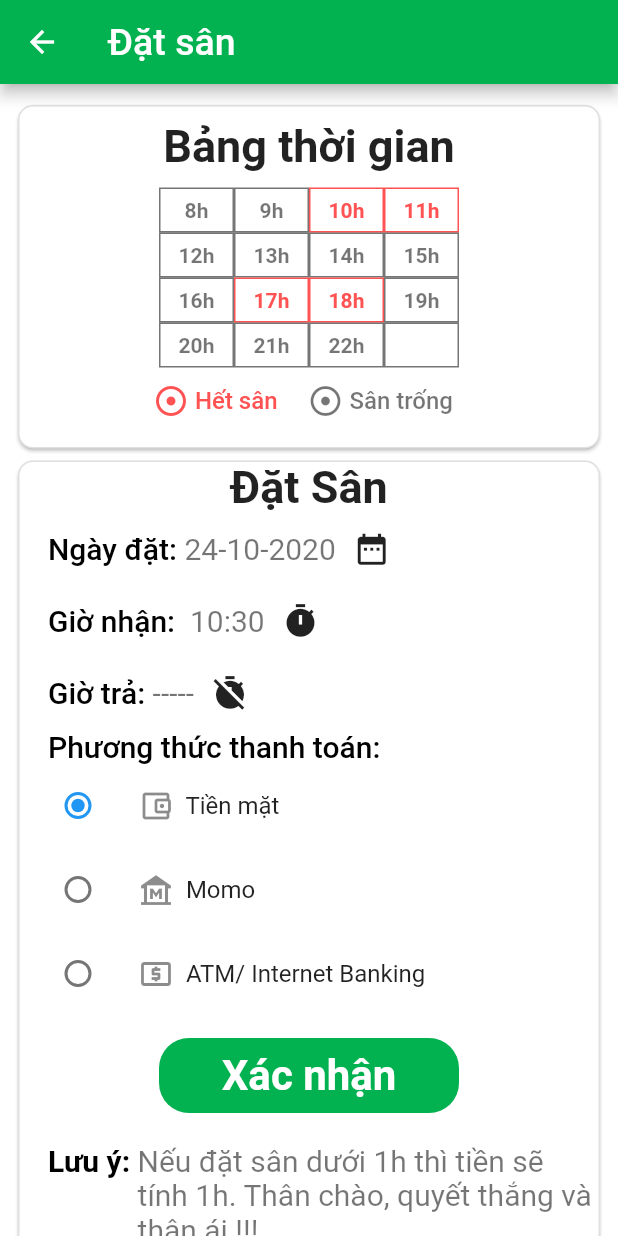
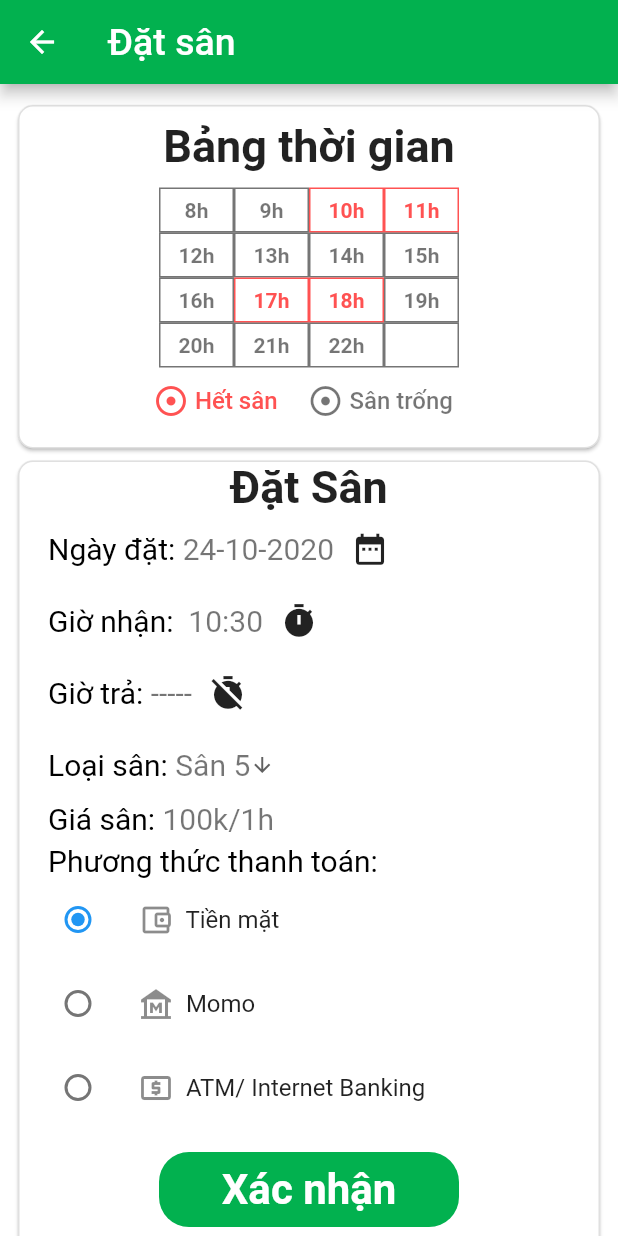
Before and after one commit to tult1803/HCI, a Flutter app: the DetailsBooking screen opened directly, after a tap on "Đặt sân", on a phone screen of 412 x 824 dp. Run offline on Flutter 3.47's test engine with Material 2 defaults, Android fonts, the phone set to English and light mode, and no system bars; our stand-ins replace curved_navigation_bar, email_validator, firebase_auth, firebase_core, flutter_datetime_picker, font_awesome_flutter and 4 more; accounts and stored records are empty.

Commit message:
Change Layout

```diff
--- a/football_manager/lib/url/url.dart
+++ b/football_manager/lib/url/url.dart
@@ -1,5 +1,5 @@
 
 import 'dart:ui';
 
-String url_imgbackground_welcome = 'images/bg1.jpg';
+String url_imgbackground_welcome = 'images/bg1.png';
 Color main_color = Color.fromARGB(255, 2, 177, 79);
--- a/football_manager/lib/view/details_booking.dart
+++ b/football_manager/lib/view/details_booking.dart
@@ -183,7 +183,7 @@ class DetailsBookingState extends State<DetailsBooking> {
                               ),
                             ),
                             Padding(
-                              padding: const EdgeInsets.only(top: 10, left: 20),
+                              padding: const EdgeInsets.only(top: 10, left: 18),
                               child: Row(
                                 // mainAxisAlignment: MainAxisAlignment.start,
                                 crossAxisAlignment: CrossAxisAlignment.start,
@@ -212,55 +212,33 @@ class DetailsBookingState extends State<DetailsBooking> {
                               ),
                             ),
 
-                            Padding(
-                              padding: const EdgeInsets.only(top: 10, left: 20),
-                              child: Row(
-                                children: [
-                                  Text(
-                                    'Mở cửa: ',
-                                    style: TextStyle(
-                                        fontSize: 20,
-                                        color: Colors.black,
-                                        fontWeight: FontWeight.w500),
-                                  ),
-                                  Text(
-                                    '$timeOpen',
-                                    style: TextStyle(
-                                        fontSize: 20, color: Colors.black54),
-                                  ),
-                                ],
-                              ),
-                            ),
-
                             Row(
                               children: [
                                 Container(
                                   child: Column(
                                     children: [
                                       Padding(
-                                        padding: const EdgeInsets.only(
-                                            top: 10, left: 10),
+                                        padding: const EdgeInsets.only(top: 10, left: 20),
                                         child: Row(
                                           children: [
                                             Text(
-                                              'Loại sân: ',
+                                              'Mở cửa: ',
                                               style: TextStyle(
                                                   fontSize: 20,
                                                   color: Colors.black,
                                                   fontWeight: FontWeight.w500),
                                             ),
                                             Text(
-                                              'Sân 7',
+                                              '$timeOpen',
                                               style: TextStyle(
-                                                  fontSize: 20,
-                                                  color: Colors.black54),
+                                                  fontSize: 20, color: Colors.black54),
                                             ),
                                           ],
                                         ),
                                       ),
                                       Padding(
                                         padding: const EdgeInsets.only(
-                                            top: 10, left: 20),
+                                            top: 10, left: 10),
                                         child: Row(
                                           children: [
                                             Text(
@@ -806,6 +784,8 @@ class DetailsBookingState extends State<DetailsBooking> {
       ],
     );
   }
+
+  }
 //  void _checkTime(){
 //    if(startTime.isEmpty || startTime == ''){
 //      _showCheck("Giờ nhận trống !!!");
@@ -1031,5 +1011,3 @@ class DetailsBookingState extends State<DetailsBooking> {
 //       ),
 //     );
 //   }
-}
-//
--- a/football_manager/lib/view/details_history.dart
+++ b/football_manager/lib/view/details_history.dart
@@ -144,7 +144,7 @@ class DetailsHistoryBookingPageState extends State<DetailsHistoryBookingPage> {
                                       fontWeight: FontWeight.w500),
                                 ),
                                 Text(
-                                  '14h00 - 15h00',
+                                  '14h00 - 16h00 (2h)',
                                   style: TextStyle(
                                       fontSize: 17, color: Colors.black54),
                                 ),
@@ -184,7 +184,7 @@ class DetailsHistoryBookingPageState extends State<DetailsHistoryBookingPage> {
                                       fontWeight: FontWeight.w500),
                                 ),
                                 Text(
-                                  '80k',
+                                  '160k',
                                   style: TextStyle(
                                       fontSize: 17, color: Colors.black54),
                                 ),
--- a/football_manager/lib/view/final_details_booking.dart
+++ b/football_manager/lib/view/final_details_booking.dart
@@ -22,7 +22,7 @@ class FinalDetailsBookingState extends State<FinalDetailsBooking> {
   int checkClickDiscount, price;
   double totalPrice;
   DateTime _endTime;
-  String btnDiscount, eror, pttt;
+  String btnDiscount, eror, pttt, dropdownValue = 'Sân 5';
   Widget _widget;
   String tapped = null;
   String  email, displayName, days;
@@ -228,7 +228,7 @@ class FinalDetailsBookingState extends State<FinalDetailsBooking> {
                             padding: const EdgeInsets.only(top: 0, left:20),
                             child: Row(
                               children: [
-                                Text('Ngày đặt: ', style: TextStyle(fontSize: 20, color: Colors.black, fontWeight: FontWeight.w500),),
+                                Text('Ngày đặt: ', style: TextStyle(fontSize: 20, color: Colors.black, fontWeight: FontWeight.w400),),
                                 Text('$days', style: TextStyle(fontSize: 20, color: Colors.black54),),
                                 Expanded(child: Container(
                                   alignment: Alignment.centerLeft,
@@ -255,7 +255,7 @@ class FinalDetailsBookingState extends State<FinalDetailsBooking> {
                             padding: const EdgeInsets.only(top: 0, left: 20),
                             child: Row(
                               children: [
-                                Text('Giờ nhận: ', style: TextStyle(fontSize: 20, color: Colors.black, fontWeight: FontWeight.w500),),
+                                Text('Giờ nhận: ', style: TextStyle(fontSize: 20, color: Colors.black, fontWeight: FontWeight.w400),),
                                 Text('$startTime', style: TextStyle(fontSize: 20, color: Colors.black54),),
                                 Expanded(child: Container(
                                   alignment: Alignment.centerLeft,
@@ -279,7 +279,7 @@ class FinalDetailsBookingState extends State<FinalDetailsBooking> {
                             padding: const EdgeInsets.only(top: 0, left: 20),
                             child: Row(
                               children: [
-                                Text('Giờ trả: ', style: TextStyle(fontSize: 20, color: Colors.black, fontWeight: FontWeight.w500),),
+                                Text('Giờ trả: ', style: TextStyle(fontSize: 20, color: Colors.black, fontWeight: FontWeight.w400),),
                                 Text('$endTime', style: TextStyle(fontSize: 20, color: Colors.black54),),
                                 Expanded(child: Container(
                                   alignment: Alignment.centerLeft,
@@ -296,6 +296,29 @@ class FinalDetailsBookingState extends State<FinalDetailsBooking> {
                                         }, currentTime: DateTime.now());
                                       }),
                                 )),
+                              ],
+                            ),
+                          ),
+
+                          Padding(
+                            padding: const EdgeInsets.only(top: 0, left: 20),
+                            child: Row(
+                              children: [
+                                Text('Loại sân: ', style: TextStyle(fontSize: 20, color: Colors.black, fontWeight: FontWeight.w400),),
+                                Expanded(child: Container(
+                                  alignment: Alignment.centerLeft,
+                                  child: optionF()
+                                )),
+                              ],
+                            ),
+                          ),
+
+                          Padding(
+                            padding: const EdgeInsets.only(top: 0, left: 20),
+                            child: Row(
+                              children: [
+                                Text('Giá sân: ', style: TextStyle(fontSize: 20, color: Colors.black, fontWeight: FontWeight.w400),),
+                                Text('${price}k/1h', style: TextStyle(fontSize: 20, color: Colors.black54),),
                               ],
                             ),
                           ),
@@ -325,8 +348,8 @@ class FinalDetailsBookingState extends State<FinalDetailsBooking> {
                           // ),
 
                           Padding(
-                            padding: const EdgeInsets.only(top: 0, left: 20),
-                            child:Text('Phương thức thanh toán: ', style: TextStyle(fontSize: 20, color: Colors.black, fontWeight: FontWeight.w500),),
+                            padding: const EdgeInsets.only(top: 5, left: 20),
+                            child:Text('Phương thức thanh toán: ', style: TextStyle(fontSize: 20, color: Colors.black, fontWeight: FontWeight.w400),),
                           ),
                           radioPay(),
 
@@ -862,13 +885,14 @@ class FinalDetailsBookingState extends State<FinalDetailsBooking> {
                     _formPadding('Ngày đặt', days),
                     _formPadding('Giờ nhận sân', startTime),
                     _formPadding('Giờ trả sân', endTime),
-                    _formPadding('Giá sân', '$price/1h'),
-                    _formPadding('Giảm giá', '$downPrice%'),
+                    _formPadding('Loại sân', '$dropdownValue'),
+                    _formPadding('PTTT ', pttt),
                     SizedBox(height: 10,),
                     Center(child: Text('--------------------'),),
                     SizedBox(height: 5,),
                     Center(child:  Text("Tổng tiền" , style: TextStyle(color: Colors.black, fontWeight: FontWeight.w700, fontSize: 25),)),
-                    _formPadding('PTTT ', pttt),
+                    _formPadding('Giá sân', '$price/1h'),
+                    _formPadding('Giảm giá', '$downPrice%'),
                     _formPadding('Tổng giờ', totalTime),
                     _formPadding('Giá sau giảm', '${mainPrice.toInt()}k/1h'),
                     _formPadding('Tổng tiền', '${totalPrice.toInt()}k'),
@@ -900,6 +924,37 @@ class FinalDetailsBookingState extends State<FinalDetailsBooking> {
     });
   }
 
+  Widget optionF(){
+    return DropdownButton<String>(
+      value: dropdownValue,
+      icon: Icon(Icons.arrow_downward),
+      iconSize: 16,
+      elevation: 16,
+      style: TextStyle(color: Colors.black54),
+      underline: Container(
+        height: 1,
+        // color: main_color,
+      ),
+      onChanged: (String newValue) {
+        setState(() {
+          dropdownValue = newValue;
+          if(dropdownValue == 'Sân 5'){
+            price = 100;
+          }else{
+            price = 140;
+          }
+        });
+      },
+      items: <String>['Sân 5', 'Sân 7']
+          .map<DropdownMenuItem<String>>((String value) {
+        return DropdownMenuItem<String>(
+          value: value,
+          child: Text(value, style: TextStyle(fontSize: 20),),
+        );
+      }).toList(),
+    );
+  }
+
   Widget _formPadding(String txt, String subtxt){
     return Padding(
       padding: const EdgeInsets.only(top: 5, left: 0),
@@ -907,7 +962,7 @@ class FinalDetailsBookingState extends State<FinalDetailsBooking> {
         // mainAxisAlignment: MainAxisAlignment.start,
         crossAxisAlignment: CrossAxisAlignment.start,
         children: [
-          Text('$txt: ', style: TextStyle(fontSize: 20, color: Colors.black.withOpacity(0.8) , fontWeight: FontWeight.w500),),
+          Text('$txt: ', style: TextStyle(fontSize: 20, color: Colors.black.withOpacity(0.8) , fontWeight: FontWeight.w400),),
           Expanded(
             child: Container(
               // margin: EdgeInsets.only(right: 5),
--- a/football_manager/pubspec.yaml
+++ b/football_manager/pubspec.yaml
@@ -56,8 +56,7 @@ flutter:
 
   # To add assets to your application, add an assets section, like this:
   assets:
-     - images/bg1.jpg
-     - images/bg2.jpg
+     - images/bg1.png
      - images/logo.png
      - images/iconGoogle.jpg
      - images/iconDatSan.png
```
Also changed, not shown: football_manager/lib/presenter/presenter_news.dart (+2 -35 lines), football_manager/lib/view/history_booking.dart (+7 -4 lines), football_manager/lib/welcome_page.dart (+10 -9 lines), football_manager/images/bg1.jpg (deleted), football_manager/images/bg1.png (added), football_manager/images/bg2.jpg (deleted), 29 other files.
